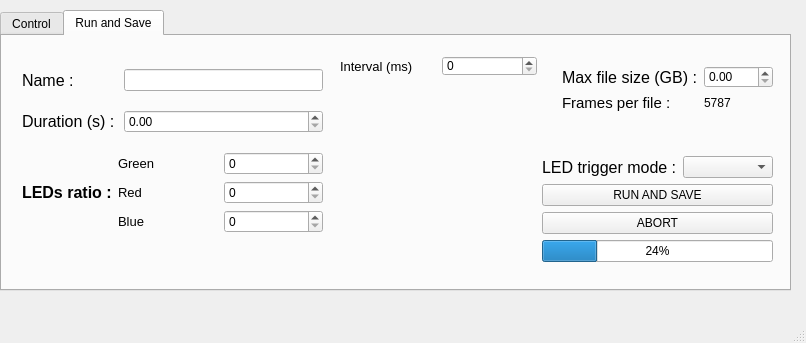
Before: the Qt Designer form isoi_window.ui in JohnstonLab/OMMI, drawn with Qt 5.
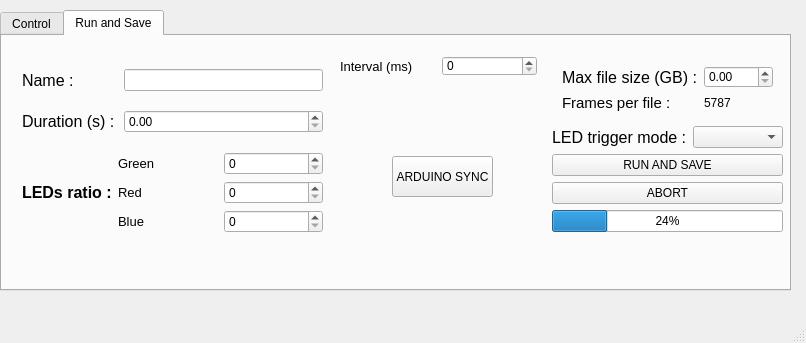
After: the same form once the commit is applied.

The edit to the form file:
```diff
--- a/isoi_window.ui
+++ b/isoi_window.ui
@@ -535,11 +535,11 @@
        </rect>
       </property>
      </widget>
-     <widget class="QWidget" name="">
+     <widget class="QWidget" name="layoutWidget">
       <property name="geometry">
        <rect>
-        <x>540</x>
-        <y>120</y>
+        <x>550</x>
+        <y>90</y>
         <width>231</width>
         <height>109</height>
        </rect>
@@ -587,6 +587,19 @@
        </item>
       </layout>
      </widget>
+     <widget class="QPushButton" name="arduinoBtn">
+      <property name="geometry">
+       <rect>
+        <x>390</x>
+        <y>120</y>
+        <width>101</width>
+        <height>41</height>
+       </rect>
+      </property>
+      <property name="text">
+       <string>ARDUINO SYNC</string>
+      </property>
+     </widget>
     </widget>
    </widget>
   </widget>
```
